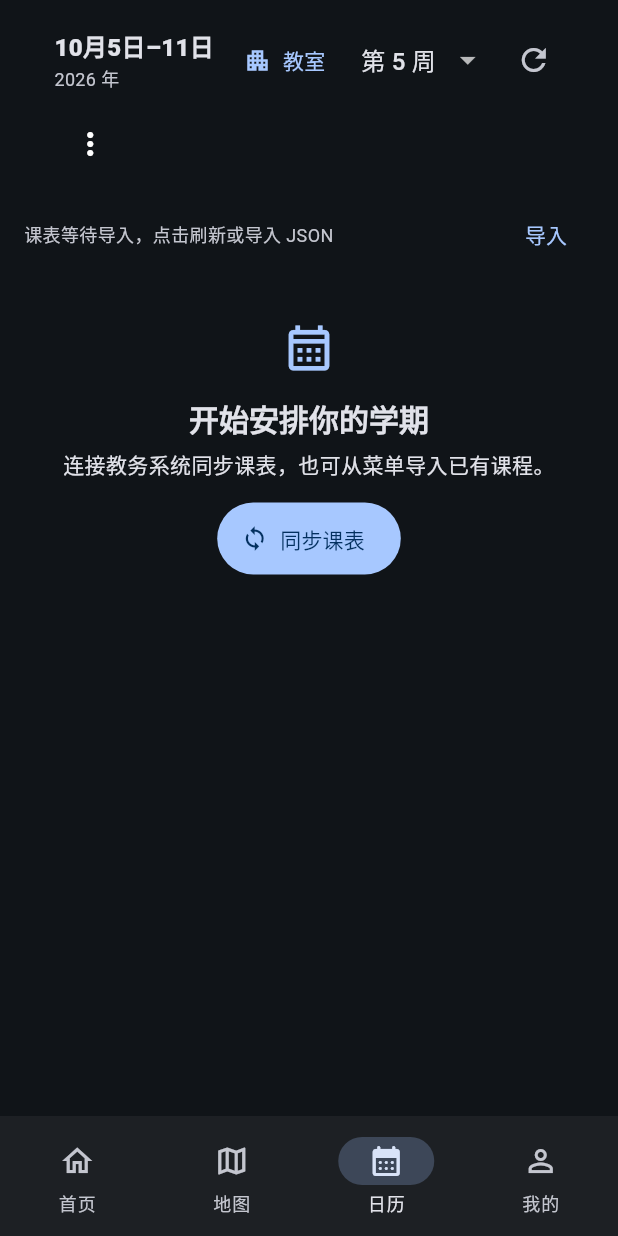
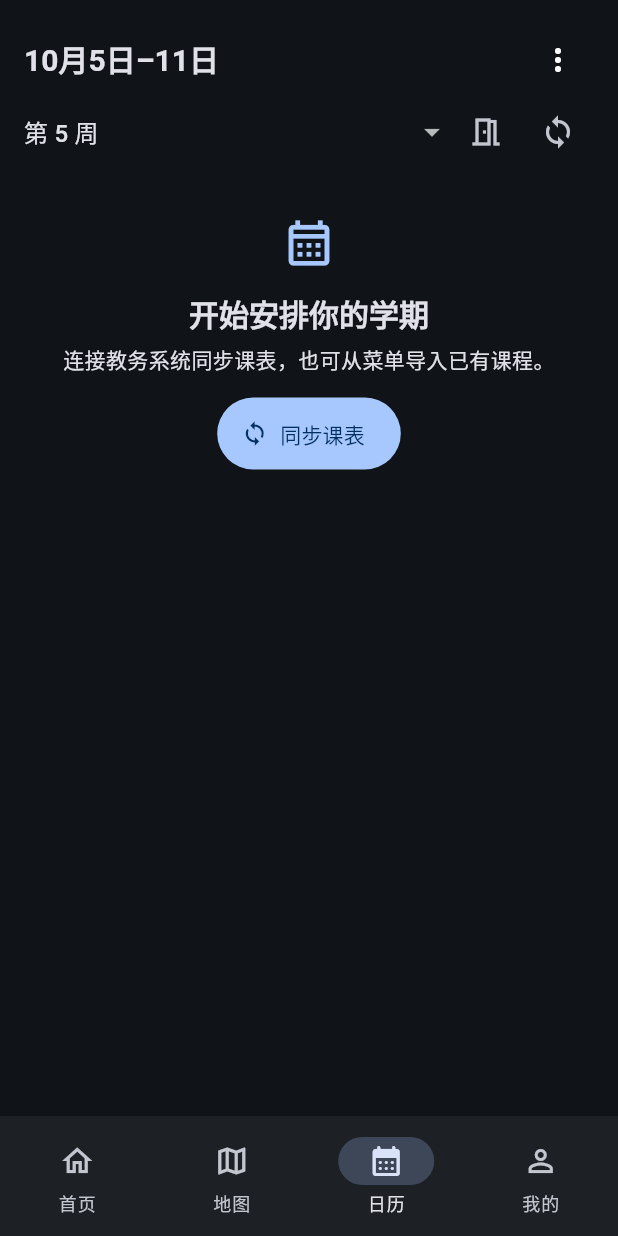
Before and after one commit to Goldppx/theTable, a Flutter app: the screen it shows after launch, item 3 of the bottom bar chosen, on a phone screen of 412 x 824 dp. Run offline on Flutter 3.47's test engine with Material 3 defaults, Android fonts, the phone set to English and light mode, and no system bars; our stand-ins replace cookie_jar, flutter_local_notifications, flutter_secure_storage, geolocator, timezone, webview_flutter; missing offline and left inert: pointycastle; accounts and stored records are empty.

Commit message:
Polish timetable toolbar and quiet course colors after screenshot review

```diff
--- a/lib/pages/schedule.dart
+++ b/lib/pages/schedule.dart
@@ -143,54 +143,16 @@ class _SchedulePageState extends State<SchedulePage> {
     return Column(
       children: [
         Padding(
-          padding: const EdgeInsets.fromLTRB(16, 16, 12, 12),
-          child: Wrap(
-            spacing: 8,
-            runSpacing: 8,
-            crossAxisAlignment: WrapCrossAlignment.center,
+          padding: const EdgeInsets.fromLTRB(16, 16, 16, 8),
+          child: Column(
             children: [
-              Column(
-                crossAxisAlignment: CrossAxisAlignment.start,
+              Row(
                 children: [
-                  Text(
+                  Expanded(
+                    child: Text(
                       '${monday.month}月${monday.day}日–${sunday.month == monday.month ? '' : '${sunday.month}月'}${sunday.day}日',
-                    style: const TextStyle(
-                      fontSize: 16,
-                      fontWeight: FontWeight.w800,
+                      style: Theme.of(context).textTheme.titleLarge,
                     ),
-                  ),
-                  Text(
-                    '${monday.year} 年',
-                    style: TextStyle(
-                      fontSize: 12,
-                      color: colors.onSurfaceVariant,
-                    ),
-                  ),
-                ],
-              ),
-              TextButton.icon(
-                onPressed: rooms,
-                icon: const Icon(Icons.apartment, size: 18),
-                label: const Text('教室'),
-              ),
-              DropdownButton<int>(
-                value: week.clamp(1, state.totalWeeks),
-                underline: const SizedBox.shrink(),
-                items: List.generate(
-                  state.totalWeeks,
-                  (i) => DropdownMenuItem(
-                    value: i + 1,
-                    child: Text('第 ${i + 1} 周'),
-                  ),
-                ),
-                onChanged: (value) {
-                  if (value != null) setState(() => week = value);
-                },
-              ),
-              IconButton(
-                tooltip: '刷新：打开教务系统读取课表',
-                onPressed: sync,
-                icon: const Icon(Icons.refresh),
                   ),
                   PopupMenuButton<String>(
                     tooltip: '课表设置',
@@ -220,22 +182,37 @@ class _SchedulePageState extends State<SchedulePage> {
                   ),
                 ],
               ),
-        ),
-        if (state.courses.isEmpty)
-          Padding(
-            padding: const EdgeInsets.fromLTRB(16, 0, 16, 10),
-            child: Row(
+              Row(
                 children: [
                   Expanded(
-                  child: Text(
-                    '课表等待导入，点击刷新或导入 JSON',
-                    style: TextStyle(
-                      fontSize: 12,
-                      color: colors.onSurfaceVariant,
+                    child: DropdownButton<int>(
+                      isExpanded: true,
+                      value: week,
+                      underline: const SizedBox.shrink(),
+                      items: List.generate(
+                        state.totalWeeks,
+                        (i) => DropdownMenuItem(
+                          value: i + 1,
+                          child: Text('第 ${i + 1} 周'),
                         ),
                       ),
+                      onChanged: (value) {
+                        if (value != null) setState(() => week = value);
+                      },
                     ),
-                TextButton(onPressed: import, child: const Text('导入')),
+                  ),
+                  IconButton(
+                    tooltip: '本周教室',
+                    onPressed: rooms,
+                    icon: const Icon(Icons.meeting_room_outlined),
+                  ),
+                  IconButton(
+                    tooltip: '刷新：打开教务系统读取课表',
+                    onPressed: sync,
+                    icon: const Icon(Icons.sync),
+                  ),
+                ],
+              ),
             ],
           ),
         ),
@@ -427,13 +404,7 @@ class _SchedulePageState extends State<SchedulePage> {
                                 ),
                                 ...visible.asMap().entries.map((entry) {
                                   final course = entry.value;
-                                  final foreground =
-                                      ThemeData.estimateBrightnessForColor(
-                                            course.color,
-                                          ) ==
-                                          Brightness.dark
-                                      ? Colors.white
-                                      : Colors.black;
+                                  final foreground = colors.onSurface;
                                   final slot = lanes[entry.key].lane;
                                   final cellWidth =
                                       dayWidth / lanes[entry.key].lanes;
@@ -454,8 +425,11 @@ class _SchedulePageState extends State<SchedulePage> {
                                             rowHeight -
                                         4,
                                     child: Material(
-                                      color: course.color,
-                                      borderRadius: BorderRadius.circular(14),
+                                      color: Color.alphaBlend(
+                                        course.color.withValues(alpha: .24),
+                                        colors.surface,
+                                      ),
+                                      borderRadius: BorderRadius.circular(10),
                                       clipBehavior: Clip.antiAlias,
                                       child: InkWell(
                                         onTap: () => detail(course),
@@ -479,7 +453,9 @@ class _SchedulePageState extends State<SchedulePage> {
                                               const SizedBox(height: 3),
                                               Expanded(
                                                 child: Text(
-                                                  '${course.teacher}\n${course.room}\n${course.weekLabel}',
+                                                  compact
+                                                      ? course.room
+                                                      : '${course.teacher}\n${course.room}\n${course.weekLabel}',
                                                   overflow: TextOverflow.fade,
                                                   style: TextStyle(
                                                     color: foreground,
```
Lines whose indentation alone changed are shown as unchanged.
